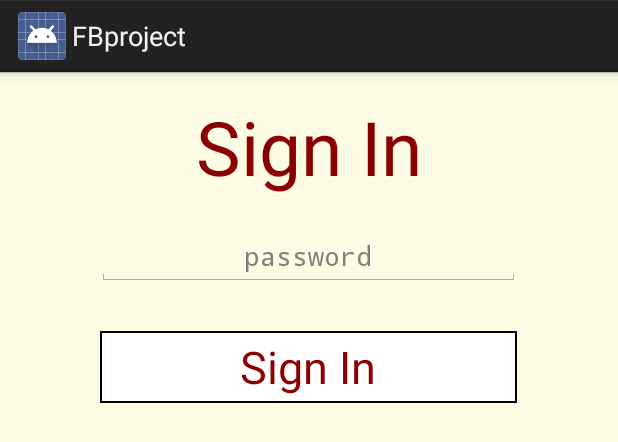
After one commit to yuzhangcmu/Facebook_Permission_Manage, an Android app: the layout activity_signin.xml on its own in the app's theme, with its tools: preview values and no code run, on a phone screen of 412 x 824 dp. The commit adds this screen. Shown: the top 442 px of the screen. Run offline under Robolectric (Android 15) with nearby library versions, the phone set to English and light mode, and no system bars.

Commit message:
Chen Muyun
modify features.

```diff
--- a/app/src/main/java/com/example/fairydream/fbproject_v2/DBHelper.java
+++ b/app/src/main/java/com/example/fairydream/fbproject_v2/DBHelper.java
@@ -40,6 +40,7 @@ public class DBHelper extends SQLiteOpenHelper
         sql.setLength(0);
 
         // Create permission list table
+
         sql.append("create table AppPermissionTable(")
                 .append("_id char(25),")
                 .append("appName text,")
--- /dev/null
+++ b/app/src/main/res/layout/activity_signin.xml
@@ -0,0 +1,63 @@
+<LinearLayout xmlns:android="http://schemas.android.com/apk/res/android"
+    xmlns:tools="http://schemas.android.com/tools"
+    android:id="@+id/signInlayout"
+    android:layout_width="match_parent"
+    android:layout_height="match_parent"
+    android:gravity="center_horizontal"
+    android:background="#FCFBE3"
+    android:orientation="vertical"
+    android:paddingBottom="@dimen/activity_vertical_margin"
+    android:paddingLeft="@dimen/activity_horizontal_margin"
+    android:paddingRight="@dimen/activity_horizontal_margin"
+    android:paddingTop="@dimen/activity_vertical_margin"
+    tools:context="project.zelinz.msprojectv2.LoginActivity">
+
+    <!-- Login progress -->
+    <ProgressBar
+        android:id="@+id/login_progress"
+        style="?android:attr/progressBarStyleLarge"
+        android:layout_width="wrap_content"
+        android:layout_height="wrap_content"
+        android:layout_marginBottom="8dp"
+        android:visibility="gone"/>
+
+    <LinearLayout
+        android:id="@+id/email_login_form"
+        android:layout_width="match_parent"
+        android:layout_height="wrap_content"
+        android:orientation="vertical">
+        <TextView
+            android:id="@+id/signin"
+            android:layout_width="wrap_content"
+            android:layout_height="wrap_content"
+            android:layout_gravity="center"
+            android:text="Sign In"
+            android:textColor="#8B0000"
+            android:textSize="50sp" />
+
+        <EditText
+            android:id="@+id/password_signInText"
+            android:layout_width="282dp"
+            android:layout_height="wrap_content"
+            android:hint="@string/prompt_password"
+            android:maxLines="1"
+            android:gravity="center"
+            android:inputType="textPassword"
+            android:layout_gravity="center"
+            android:layout_marginTop="20dp"
+            android:ellipsize="start"
+            android:singleLine="true"/>
+
+        <Button
+            android:id="@+id/sign_in_button"
+            android:layout_width="278dp"
+            android:layout_height="wrap_content"
+            android:layout_marginTop="30dp"
+            android:background="@drawable/text_view_bar"
+            android:layout_gravity="center"
+            android:textColor="#8B0000"
+            android:textSize="30sp"
+            android:text="@string/action_sign_in"/>
+    </LinearLayout>
+
+</LinearLayout>
--- a/app/src/main/res/values/strings.xml
+++ b/app/src/main/res/values/strings.xml
@@ -7,7 +7,8 @@
     <string name="title_activity_permission_setting">PermissionSettingActivity</string>
     <string name="permission_setting_title">Permission Setting</string>
     <string name="hello_blank_fragment">Hello blank fragment</string>
-    <string name="action_sign_in">Login</string>
+    <string name="action_sign_in">Sign In</string>
+    <string name="action_sign_up">Sign Up</string>
     <string name="prompt_username">user name</string>
     <string name="prompt_password">password</string>
     <string name="title_activity_app_manager">AppManager</string>
```
Also changed, not shown: app/src/main/AndroidManifest.xml (+28 -2 lines), app/src/main/java/com/example/fairydream/fbproject_v2/App.java (+0 -7 lines), app/src/main/java/com/example/fairydream/fbproject_v2/DBManager.java (+9 -3 lines), app/src/main/java/com/example/fairydream/fbproject_v2/LoginActivity.java (+56 -67 lines), app/src/main/java/com/example/fairydream/fbproject_v2/ServerConnection.java (+25 -13 lines), app/src/main/res/layout/activity_signup.xml (renamed from app/src/main/res/layout/activity_login.xml, +6 -6 lines), 2 other files.
